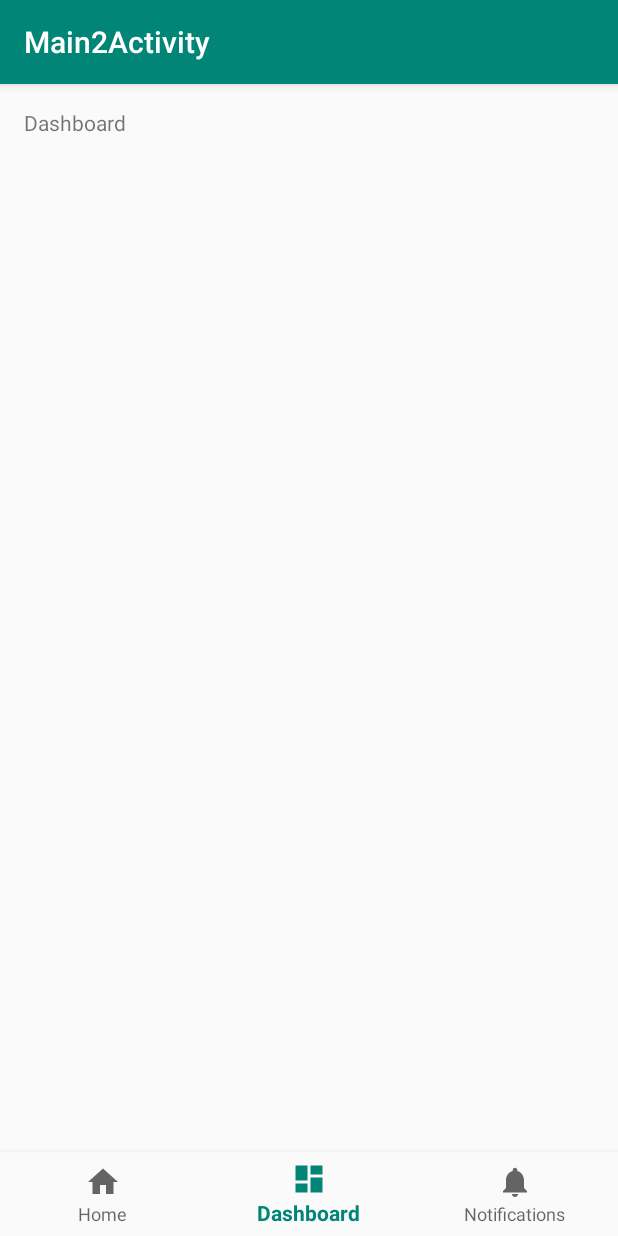
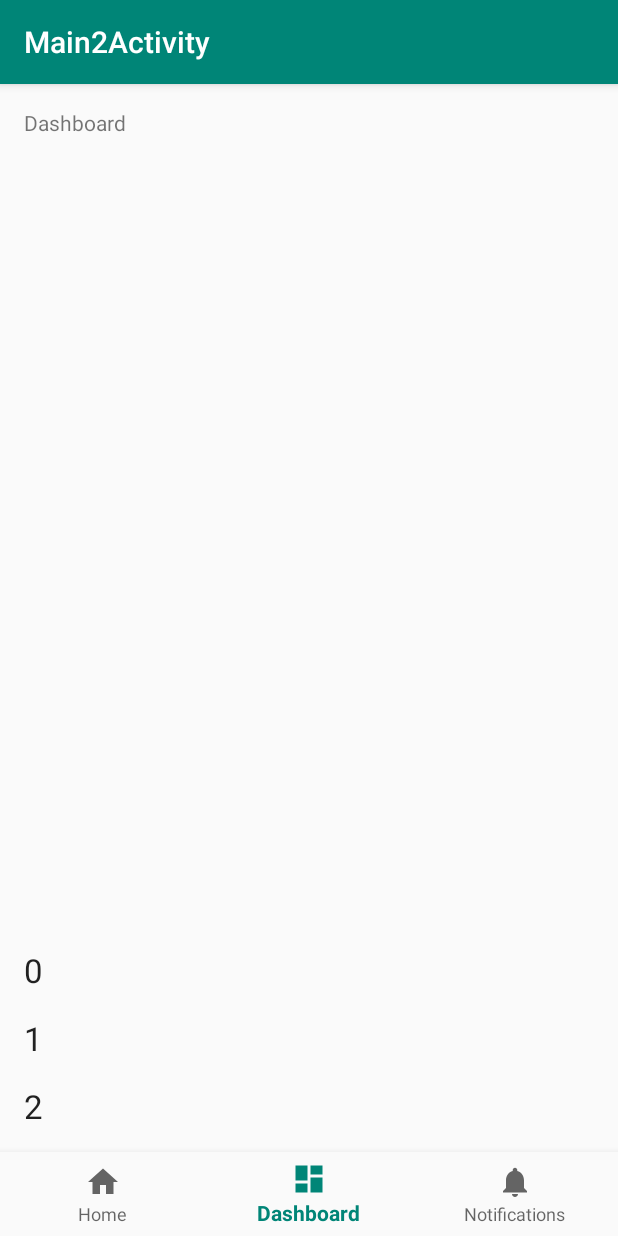
Before and after one commit to ysy950803/JetpackDemo, an Android app: the Main2Activity screen opened directly, with no data from a screen before it, item 2 of the bottom bar chosen, on a phone screen of 412 x 824 dp. Run offline under Robolectric (Android 15) with nearby library versions, the phone set to English and light mode, and no system bars.

Commit message:
Share data inside fragments.

```diff
--- a/app/build.gradle
+++ b/app/build.gradle
@@ -28,6 +28,8 @@ dependencies {
     implementation 'com.android.support.constraint:constraint-layout:1.1.3'
     implementation 'android.arch.lifecycle:extensions:1.1.1'
     implementation 'com.android.support:design:28.0.0'
+    implementation 'com.android.support:support-v4:28.0.0'
+    implementation 'com.android.support:recyclerview-v7:28.0.0'
     testImplementation 'junit:junit:4.12'
     androidTestImplementation 'com.android.support.test:runner:1.0.2'
     androidTestImplementation 'com.android.support.test.espresso:espresso-core:3.0.2'
--- a/app/src/main/java/com/ysy/jetpackdemo/Main2Activity.java
+++ b/app/src/main/java/com/ysy/jetpackdemo/Main2Activity.java
@@ -1,15 +1,29 @@
 package com.ysy.jetpackdemo;
 
+import android.net.Uri;
 import android.os.Bundle;
 import android.support.annotation.NonNull;
 import android.support.design.widget.BottomNavigationView;
+import android.support.v4.app.Fragment;
+import android.support.v4.app.FragmentManager;
+import android.support.v4.app.FragmentTransaction;
 import android.support.v7.app.AppCompatActivity;
 import android.view.MenuItem;
+import android.view.View;
 import android.widget.TextView;
 
-public class Main2Activity extends AppCompatActivity {
+import com.ysy.jetpackdemo.ui.main2.BlankFragment;
+import com.ysy.jetpackdemo.ui.main2.BlankFragment2;
+import com.ysy.jetpackdemo.ui.main2.ItemListDialogFragment;
+
+public class Main2Activity extends AppCompatActivity implements ItemListDialogFragment.Listener,
+        BlankFragment2.OnFragmentInteractionListener {
 
     private TextView mTextMessage;
+    private View mLayout1, mLayout2, mLayout3;
+    private Fragment mFragment1;
+    private Fragment mFragment2;
+    private Fragment mFragment3;
 
     private BottomNavigationView.OnNavigationItemSelectedListener mOnNavigationItemSelectedListener
             = new BottomNavigationView.OnNavigationItemSelectedListener() {
@@ -19,12 +33,24 @@ public class Main2Activity extends AppCompatActivity {
             switch (item.getItemId()) {
                 case R.id.navigation_home:
                     mTextMessage.setText(R.string.title_home);
+//                    mLayout1.setVisibility(View.VISIBLE);
+//                    mLayout2.setVisibility(View.GONE);
+//                    mLayout3.setVisibility(View.GONE);
+                    replaceFragment(R.id.fragment1, mFragment1);
                     return true;
                 case R.id.navigation_dashboard:
                     mTextMessage.setText(R.string.title_dashboard);
+//                    mLayout1.setVisibility(View.GONE);
+//                    mLayout2.setVisibility(View.VISIBLE);
+//                    mLayout3.setVisibility(View.GONE);
+                    replaceFragment(R.id.fragment1, mFragment2);
                     return true;
                 case R.id.navigation_notifications:
                     mTextMessage.setText(R.string.title_notifications);
+//                    mLayout1.setVisibility(View.GONE);
+//                    mLayout2.setVisibility(View.GONE);
+//                    mLayout3.setVisibility(View.VISIBLE);
+                    replaceFragment(R.id.fragment1, mFragment3);
                     return true;
             }
             return false;
@@ -36,9 +62,36 @@ public class Main2Activity extends AppCompatActivity {
         super.onCreate(savedInstanceState);
         setContentView(R.layout.activity_main2);
 
-        mTextMessage = (TextView) findViewById(R.id.message);
-        BottomNavigationView navigation = (BottomNavigationView) findViewById(R.id.navigation);
+        mTextMessage = findViewById(R.id.message);
+        mLayout1 = findViewById(R.id.fragment1);
+        mLayout2 = findViewById(R.id.fragment2);
+        mLayout3 = findViewById(R.id.fragment3);
+        mFragment1 = BlankFragment.newInstance();
+        mFragment2 = ItemListDialogFragment.newInstance(3);
+        mFragment3 = BlankFragment2.newInstance("p1", "p2");
+
+        BottomNavigationView navigation = findViewById(R.id.navigation);
         navigation.setOnNavigationItemSelectedListener(mOnNavigationItemSelectedListener);
+
+        replaceFragment(R.id.fragment1, mFragment1);
+//        replaceFragment(R.id.fragment2, mFragment2);
+//        replaceFragment(R.id.fragment3, mFragment3);
     }
 
+    private void replaceFragment(int resId, Fragment fragment) {
+        FragmentManager manager = getSupportFragmentManager();
+        FragmentTransaction fragmentTransaction = manager.beginTransaction();
+        fragmentTransaction.replace(resId, fragment);
+        fragmentTransaction.commitAllowingStateLoss();
+    }
+
+    @Override
+    public void onItemClicked(int position) {
+
+    }
+
+    @Override
+    public void onFragmentInteraction(Uri uri) {
+
+    }
 }
--- /dev/null
+++ b/app/src/main/java/com/ysy/jetpackdemo/ui/main2/BlankFragment.java
@@ -0,0 +1,41 @@
+package com.ysy.jetpackdemo.ui.main2;
+
+import android.arch.lifecycle.ViewModelProviders;
+import android.os.Bundle;
+import android.support.annotation.NonNull;
+import android.support.annotation.Nullable;
+import android.support.v4.app.Fragment;
+import android.view.LayoutInflater;
+import android.view.View;
+import android.view.ViewGroup;
+import android.widget.Button;
+import android.widget.EditText;
+
+import com.ysy.jetpackdemo.R;
+
+public class BlankFragment extends Fragment {
+
+    private BlankViewModel mViewModel;
+    private EditText mEdt1;
+    private Button mBtn1;
+
+    public static BlankFragment newInstance() {
+        return new BlankFragment();
+    }
+
+    @Override
+    public View onCreateView(@NonNull LayoutInflater inflater, @Nullable ViewGroup container,
+                             @Nullable Bundle savedInstanceState) {
+        View view = inflater.inflate(R.layout.blank_fragment, container, false);
+        mEdt1 = view.findViewById(R.id.edt1);
+        mBtn1 = view.findViewById(R.id.btn1);
+        return view;
+    }
+
+    @Override
+    public void onActivityCreated(@Nullable Bundle savedInstanceState) {
+        super.onActivityCreated(savedInstanceState);
+        mViewModel = ViewModelProviders.of(getActivity()).get(BlankViewModel.class);
+        mBtn1.setOnClickListener(v -> mViewModel.sendLinkData(mEdt1.getText().toString()));
+    }
+}
--- /dev/null
+++ b/app/src/main/java/com/ysy/jetpackdemo/ui/main2/BlankFragment2.java
@@ -0,0 +1,126 @@
+package com.ysy.jetpackdemo.ui.main2;
+
+import android.arch.lifecycle.ViewModelProviders;
+import android.content.Context;
+import android.net.Uri;
+import android.os.Bundle;
+import android.support.annotation.Nullable;
+import android.support.v4.app.Fragment;
+import android.view.LayoutInflater;
+import android.view.View;
+import android.view.ViewGroup;
+import android.widget.TextView;
+
+import com.ysy.jetpackdemo.R;
+
+/**
+ * A simple {@link Fragment} subclass.
+ * Activities that contain this fragment must implement the
+ * {@link BlankFragment2.OnFragmentInteractionListener} interface
+ * to handle interaction events.
+ * Use the {@link BlankFragment2#newInstance} factory method to
+ * create an instance of this fragment.
+ */
+public class BlankFragment2 extends Fragment {
+    // TODO: Rename parameter arguments, choose names that match
+    // the fragment initialization parameters, e.g. ARG_ITEM_NUMBER
+    private static final String ARG_PARAM1 = "param1";
+    private static final String ARG_PARAM2 = "param2";
+
+    // TODO: Rename and change types of parameters
+    private String mParam1;
+    private String mParam2;
+
+    private OnFragmentInteractionListener mListener;
+
+    private BlankViewModel mViewModel;
+    private TextView mText3;
+
+    public BlankFragment2() {
+        // Required empty public constructor
+    }
+
+    /**
+     * Use this factory method to create a new instance of
+     * this fragment using the provided parameters.
+     *
+     * @param param1 Parameter 1.
+     * @param param2 Parameter 2.
+     * @return A new instance of fragment BlankFragment2.
+     */
+    // TODO: Rename and change types and number of parameters
+    public static BlankFragment2 newInstance(String param1, String param2) {
+        BlankFragment2 fragment = new BlankFragment2();
+        Bundle args = new Bundle();
+        args.putString(ARG_PARAM1, param1);
+        args.putString(ARG_PARAM2, param2);
+        fragment.setArguments(args);
+        return fragment;
+    }
+
+    @Override
+    public void onCreate(Bundle savedInstanceState) {
+        super.onCreate(savedInstanceState);
+        if (getArguments() != null) {
+            mParam1 = getArguments().getString(ARG_PARAM1);
+            mParam2 = getArguments().getString(ARG_PARAM2);
+        }
+    }
+
+    @Override
+    public View onCreateView(LayoutInflater inflater, ViewGroup container,
+                             Bundle savedInstanceState) {
+        // Inflate the layout for this fragment
+        View view = inflater.inflate(R.layout.fragment_blank_fragment2, container, false);
+        mText3 = view.findViewById(R.id.text3);
+        return view;
+    }
+
+    @Override
+    public void onActivityCreated(@Nullable Bundle savedInstanceState) {
+        super.onActivityCreated(savedInstanceState);
+        mViewModel = ViewModelProviders.of(getActivity()).get(BlankViewModel.class);
+        mViewModel.getLinkData().observe(this, s -> {
+            mText3.setText(s);
+        });
+    }
+
+    // TODO: Rename method, update argument and hook method into UI event
+    public void onButtonPressed(Uri uri) {
+        if (mListener != null) {
+            mListener.onFragmentInteraction(uri);
+        }
+    }
+
+    @Override
+    public void onAttach(Context context) {
+        super.onAttach(context);
+        if (context instanceof OnFragmentInteractionListener) {
+            mListener = (OnFragmentInteractionListener) context;
+        } else {
+            throw new RuntimeException(context.toString()
+                    + " must implement OnFragmentInteractionListener");
+        }
+    }
+
+    @Override
+    public void onDetach() {
+        super.onDetach();
+        mListener = null;
+    }
+
+    /**
+     * This interface must be implemented by activities that contain this
+     * fragment to allow an interaction in this fragment to be communicated
+     * to the activity and potentially other fragments contained in that
+     * activity.
+     * <p>
+     * See the Android Training lesson <a href=
+     * "http://developer.android.com/training/basics/fragments/communicating.html"
+     * >Communicating with Other Fragments</a> for more information.
+     */
+    public interface OnFragmentInteractionListener {
+        // TODO: Update argument type and name
+        void onFragmentInteraction(Uri uri);
+    }
+}
--- /dev/null
+++ b/app/src/main/java/com/ysy/jetpackdemo/ui/main2/BlankViewModel.java
@@ -0,0 +1,17 @@
+package com.ysy.jetpackdemo.ui.main2;
+
+import android.arch.lifecycle.MutableLiveData;
+import android.arch.lifecycle.ViewModel;
+
+public class BlankViewModel extends ViewModel {
+
+    private final MutableLiveData<String> linkData = new MutableLiveData<>();
+
+    public MutableLiveData<String> getLinkData() {
+        return linkData;
+    }
+
+    public void sendLinkData(String data) {
+        linkData.setValue(data);
+    }
+}
--- /dev/null
+++ b/app/src/main/java/com/ysy/jetpackdemo/ui/main2/ItemListDialogFragment.java
@@ -0,0 +1,116 @@
+package com.ysy.jetpackdemo.ui.main2;
+
+import android.content.Context;
+import android.os.Bundle;
+import android.support.annotation.Nullable;
+import android.support.design.widget.BottomSheetDialogFragment;
+import android.support.v4.app.Fragment;
+import android.support.v7.widget.LinearLayoutManager;
+import android.support.v7.widget.RecyclerView;
+import android.view.LayoutInflater;
+import android.view.View;
+import android.view.ViewGroup;
+import android.widget.TextView;
+
+import com.ysy.jetpackdemo.R;
+
+/**
+ * <p>A fragment that shows a list of items as a modal bottom sheet.</p>
+ * <p>You can show this modal bottom sheet from your activity like this:</p>
+ * <pre>
+ *     ItemListDialogFragment.newInstance(30).show(getSupportFragmentManager(), "dialog");
+ * </pre>
+ * <p>You activity (or fragment) needs to implement {@link ItemListDialogFragment.Listener}.</p>
+ */
+public class ItemListDialogFragment extends BottomSheetDialogFragment {
+
+    // TODO: Customize parameter argument names
+    private static final String ARG_ITEM_COUNT = "item_count";
+    private Listener mListener;
+
+    // TODO: Customize parameters
+    public static ItemListDialogFragment newInstance(int itemCount) {
+        final ItemListDialogFragment fragment = new ItemListDialogFragment();
+        final Bundle args = new Bundle();
+        args.putInt(ARG_ITEM_COUNT, itemCount);
+        fragment.setArguments(args);
+        return fragment;
+    }
+
+    @Nullable
+    @Override
+    public View onCreateView(LayoutInflater inflater, @Nullable ViewGroup container,
+                             @Nullable Bundle savedInstanceState) {
+        return inflater.inflate(R.layout.fragment_item_list_dialog, container, false);
+    }
+
+    @Override
+    public void onViewCreated(View view, @Nullable Bundle savedInstanceState) {
+        final RecyclerView recyclerView = (RecyclerView) view;
+        recyclerView.setLayoutManager(new LinearLayoutManager(getContext()));
+        recyclerView.setAdapter(new ItemAdapter(getArguments().getInt(ARG_ITEM_COUNT)));
+    }
+
+    @Override
+    public void onAttach(Context context) {
+        super.onAttach(context);
+        final Fragment parent = getParentFragment();
+        if (parent != null) {
+            mListener = (Listener) parent;
+        } else {
+            mListener = (Listener) context;
+        }
+    }
+
+    @Override
+    public void onDetach() {
+        mListener = null;
+        super.onDetach();
+    }
+
+    public interface Listener {
+        void onItemClicked(int position);
+    }
+
+    private class ViewHolder extends RecyclerView.ViewHolder {
+
+        final TextView text;
+
+        ViewHolder(LayoutInflater inflater, ViewGroup parent) {
+            // TODO: Customize the item layout
+            super(inflater.inflate(R.layout.fragment_item_list_dialog_item, parent, false));
+            text = itemView.findViewById(R.id.text);
+            text.setOnClickListener(v -> {
+                if (mListener != null) {
+                    mListener.onItemClicked(getAdapterPosition());
+                    dismiss();
+                }
+            });
+        }
+    }
+
+    private class ItemAdapter extends RecyclerView.Adapter<ViewHolder> {
+
+        private final int mItemCount;
+
+        ItemAdapter(int itemCount) {
+            mItemCount = itemCount;
+        }
+
+        @Override
+        public ViewHolder onCreateViewHolder(ViewGroup parent, int viewType) {
+            return new ViewHolder(LayoutInflater.from(parent.getContext()), parent);
+        }
+
+        @Override
+        public void onBindViewHolder(ViewHolder holder, int position) {
+            holder.text.setText(String.valueOf(position));
+        }
+
+        @Override
+        public int getItemCount() {
+            return mItemCount;
+        }
+
+    }
+}
--- a/app/src/main/res/layout/activity_main2.xml
+++ b/app/src/main/res/layout/activity_main2.xml
@@ -18,6 +18,27 @@
         app:layout_constraintLeft_toLeftOf="parent"
         app:layout_constraintTop_toTopOf="parent" />
 
+    <FrameLayout
+        android:id="@+id/fragment1"
+        android:layout_width="match_parent"
+        android:layout_height="wrap_content"
+        android:visibility="visible"
+        app:layout_constraintBottom_toTopOf="@+id/navigation" />
+
+    <FrameLayout
+        android:id="@+id/fragment2"
+        android:layout_width="match_parent"
+        android:layout_height="wrap_content"
+        android:visibility="gone"
+        app:layout_constraintBottom_toTopOf="@+id/navigation" />
+
+    <FrameLayout
+        android:id="@+id/fragment3"
+        android:layout_width="match_parent"
+        android:layout_height="wrap_content"
+        android:visibility="gone"
+        app:layout_constraintBottom_toTopOf="@+id/navigation" />
+
     <android.support.design.widget.BottomNavigationView
         android:id="@+id/navigation"
         android:layout_width="0dp"
--- /dev/null
+++ b/app/src/main/res/layout/fragment_item_list_dialog.xml
@@ -0,0 +1,11 @@
+<?xml version="1.0" encoding="utf-8"?>
+<android.support.v7.widget.RecyclerView xmlns:android="http://schemas.android.com/apk/res/android"
+    xmlns:tools="http://schemas.android.com/tools"
+    android:id="@+id/list"
+    android:layout_width="match_parent"
+    android:layout_height="match_parent"
+    android:clipToPadding="false"
+    android:paddingTop="@dimen/list_item_spacing_half"
+    android:paddingBottom="@dimen/list_item_spacing_half"
+    tools:context=".ui.main2.ItemListDialogFragment"
+    tools:listitem="@layout/fragment_item_list_dialog_item" />
--- /dev/null
+++ b/app/src/main/res/layout/fragment_item_list_dialog_item.xml
@@ -0,0 +1,13 @@
+<?xml version="1.0" encoding="utf-8"?>
+<TextView xmlns:android="http://schemas.android.com/apk/res/android"
+    xmlns:tools="http://schemas.android.com/tools"
+    android:id="@+id/text"
+    android:layout_width="match_parent"
+    android:layout_height="wrap_content"
+    android:background="?attr/selectableItemBackground"
+    android:paddingLeft="@dimen/list_item_spacing"
+    android:paddingTop="@dimen/list_item_spacing_half"
+    android:paddingRight="@dimen/list_item_spacing"
+    android:paddingBottom="@dimen/list_item_spacing_half"
+    android:textAppearance="@style/TextAppearance.AppCompat.Large"
+    tools:text="Hello" />
--- a/app/src/main/res/values/dimens.xml
+++ b/app/src/main/res/values/dimens.xml
@@ -2,4 +2,6 @@
     <!-- Default screen margins, per the Android Design guidelines. -->
     <dimen name="activity_horizontal_margin">16dp</dimen>
     <dimen name="activity_vertical_margin">16dp</dimen>
+    <dimen name="list_item_spacing">16dp</dimen>
+    <dimen name="list_item_spacing_half">8dp</dimen>
 </resources>
--- a/app/src/main/res/values/strings.xml
+++ b/app/src/main/res/values/strings.xml
@@ -4,4 +4,7 @@
     <string name="title_home">Home</string>
     <string name="title_dashboard">Dashboard</string>
     <string name="title_notifications">Notifications</string>
+
+    <!-- TODO: Remove or change this placeholder text -->
+    <string name="hello_blank_fragment">Hello blank fragment</string>
 </resources>
```
Also changed, not shown: app/src/main/res/layout/blank_fragment.xml (added, +21 -0 lines), app/src/main/res/layout/fragment_blank_fragment2.xml (added, +15 -0 lines).
